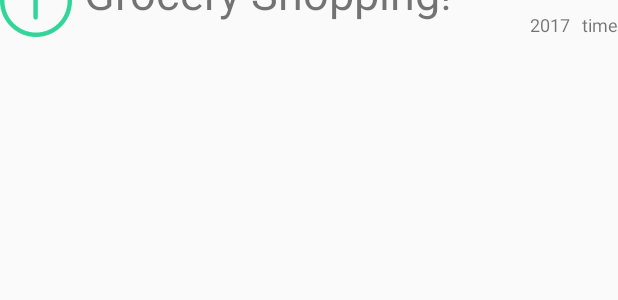
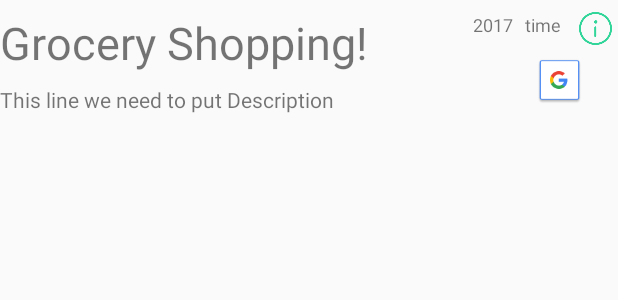
Before and after one commit to changchingchi/Todos, an Android app: the layout todo.xml on its own in the app's theme, with its tools: preview values and no code run, on a phone screen of 412 x 824 dp. Shown: the top 300 px of the screen. Run offline under Robolectric (Android 15) with nearby library versions, the phone set to English and light mode, and no system bars.

Commit message:
tweak UI

```diff
--- a/app/build.gradle
+++ b/app/build.gradle
@@ -29,10 +29,10 @@ dependencies {
         exclude group: 'com.android.support', module: 'support-annotations'
     })
     compile 'com.android.support:appcompat-v7:24.2.1'
+    compile 'com.android.support:support-v4:24.2.1'
     compile 'com.android.support:design:24.2.1'
     testCompile 'junit:junit:4.12'
     compile 'com.android.support.constraint:constraint-layout:1.0.0-beta2'
-    compile 'com.github.bumptech.glide:glide:3.6.1'
 
     //butterknift
     compile 'com.jakewharton:butterknife:7.0.1'
--- a/app/src/main/java/com/chchi/todo/MainActivity.java
+++ b/app/src/main/java/com/chchi/todo/MainActivity.java
@@ -6,6 +6,7 @@ import android.support.design.widget.FloatingActionButton;
 import android.support.design.widget.Snackbar;
 import android.support.v4.app.FragmentManager;
 import android.support.v4.content.ContextCompat;
+import android.support.v4.widget.SwipeRefreshLayout;
 import android.support.v7.app.AppCompatActivity;
 import android.support.v7.widget.DividerItemDecoration;
 import android.support.v7.widget.LinearLayoutManager;
@@ -46,6 +47,7 @@ public class MainActivity extends AppCompatActivity {
     private ProgressBar mProgressBar;
     private RecyclerView mTodoRecyclerView;
     private LinearLayoutManager mLinearLayoutManager;
+    private SwipeRefreshLayout mSwipeRefreshLayout;
 
     @Override
     protected void onCreate(Bundle savedInstanceState) {
@@ -84,6 +86,18 @@ public class MainActivity extends AppCompatActivity {
             }
         });
 
+        // Initialize SwipeToRefreshLayout.
+        mSwipeRefreshLayout = (SwipeRefreshLayout) findViewById(R.id.content_main);
+        mSwipeRefreshLayout.setOnRefreshListener(new SwipeRefreshLayout.OnRefreshListener() {
+            @Override
+            public void onRefresh() {
+                //Here to refetch the data on server.
+
+                Toast.makeText(getApplicationContext(),"onRefresh Called", Toast.LENGTH_LONG).show();
+                //To end the spinning animation.
+                mSwipeRefreshLayout.setRefreshing(false);
+            }
+        });
 
         // Initialize ProgressBar and RecyclerView.
         mProgressBar = (ProgressBar) findViewById(R.id.progressBar);
--- a/app/src/main/res/layout/content_main.xml
+++ b/app/src/main/res/layout/content_main.xml
@@ -1,4 +1,4 @@
-<RelativeLayout xmlns:android="http://schemas.android.com/apk/res/android"
+<android.support.v4.widget.SwipeRefreshLayout xmlns:android="http://schemas.android.com/apk/res/android"
 xmlns:app="http://schemas.android.com/apk/res-auto"
 xmlns:tools="http://schemas.android.com/tools"
 android:id="@+id/content_main"
@@ -25,4 +25,4 @@ tools:showIn="@layout/activity_main">
     android:layout_height="wrap_content"
     android:layout_centerHorizontal="true"
     android:layout_centerVertical="true"/>
-</RelativeLayout>
+</android.support.v4.widget.SwipeRefreshLayout>
--- a/app/src/main/res/layout/todo.xml
+++ b/app/src/main/res/layout/todo.xml
@@ -10,23 +10,21 @@
     <ImageView
         app:srcCompat="@drawable/priority_low"
         android:id="@+id/todo_Image_priority"
-        android:layout_width="48dp"
-        android:layout_height="48dp"
-        tools:layout_editor_absoluteX="0dp"
+        android:layout_width="30dp"
+        android:layout_height="22dp"
+        app:layout_constraintRight_toRightOf="parent"
         android:layout_marginTop="8dp"
-        app:layout_constraintTop_toTopOf="parent"
-        app:layout_constraintBottom_toTopOf="@+id/space"
-        android:layout_marginBottom="8dp" />
+        app:layout_constraintTop_toTopOf="parent" />
 
     <TextView
         android:id="@+id/todo_subtitle"
-        android:layout_width="328dp"
+        android:layout_width="0dp"
         android:text="@string/subtitle"
         android:layout_height="wrap_content"
-        app:layout_constraintBottom_toTopOf="@+id/space"
-        android:layout_marginStart="8dp"
-        app:layout_constraintLeft_toRightOf="@+id/todo_Image_priority"
-        android:layout_marginLeft="8dp" />
+        app:layout_constraintLeft_toLeftOf="parent"
+        android:layout_marginTop="8dp"
+        app:layout_constraintTop_toBottomOf="@+id/todo_title"
+        app:layout_constraintRight_toLeftOf="@+id/imageView2" />
 
     <TextView
         android:id="@+id/todo_title"
@@ -39,10 +37,7 @@
         app:layout_constraintRight_toLeftOf="@+id/todo_date"
         android:layout_marginEnd="8dp"
         android:layout_marginRight="8dp"
-        android:layout_marginStart="8dp"
-        app:layout_constraintLeft_toRightOf="@+id/todo_Image_priority"
-        android:layout_marginLeft="8dp"
-        app:layout_constraintBottom_toTopOf="@+id/todo_subtitle" />
+        app:layout_constraintLeft_toLeftOf="parent" />
 
     <TextView
         android:text="2017"
@@ -62,15 +57,30 @@
         android:id="@+id/todo_time"
         android:textSize="12sp"
         android:layout_height="14dp"
-        app:layout_constraintRight_toRightOf="parent"
         android:layout_marginTop="8dp"
-        app:layout_constraintTop_toTopOf="parent" />
+        app:layout_constraintTop_toTopOf="parent"
+        app:layout_constraintRight_toLeftOf="@+id/todo_Image_priority"
+        android:layout_marginEnd="8dp"
+        android:layout_marginRight="8dp" />
 
     <Space
         android:layout_width="368dp"
         android:layout_height="8dp"
-        tools:layout_editor_absoluteY="72dp"
-        tools:layout_editor_absoluteX="8dp"
-        android:id="@+id/space" />
+        android:id="@+id/space"
+        app:layout_constraintTop_toBottomOf="@+id/todo_subtitle"
+        app:layout_constraintRight_toRightOf="parent"
+        android:layout_marginStart="16dp"
+        app:layout_constraintLeft_toLeftOf="parent"
+        android:layout_marginLeft="16dp"
+        app:layout_constraintHorizontal_bias="1.0" />
+
+    <ImageView
+        android:layout_width="78dp"
+        android:layout_height="32dp"
+        app:srcCompat="@drawable/common_google_signin_btn_icon_dark"
+        android:id="@+id/imageView2"
+        app:layout_constraintTop_toBottomOf="@+id/todo_Image_priority"
+        app:layout_constraintBottom_toTopOf="@+id/space"
+        app:layout_constraintRight_toRightOf="parent" />
 
 </android.support.constraint.ConstraintLayout>
```
Also changed, not shown: app/src/main/res/drawable/happy_android.png (added).
